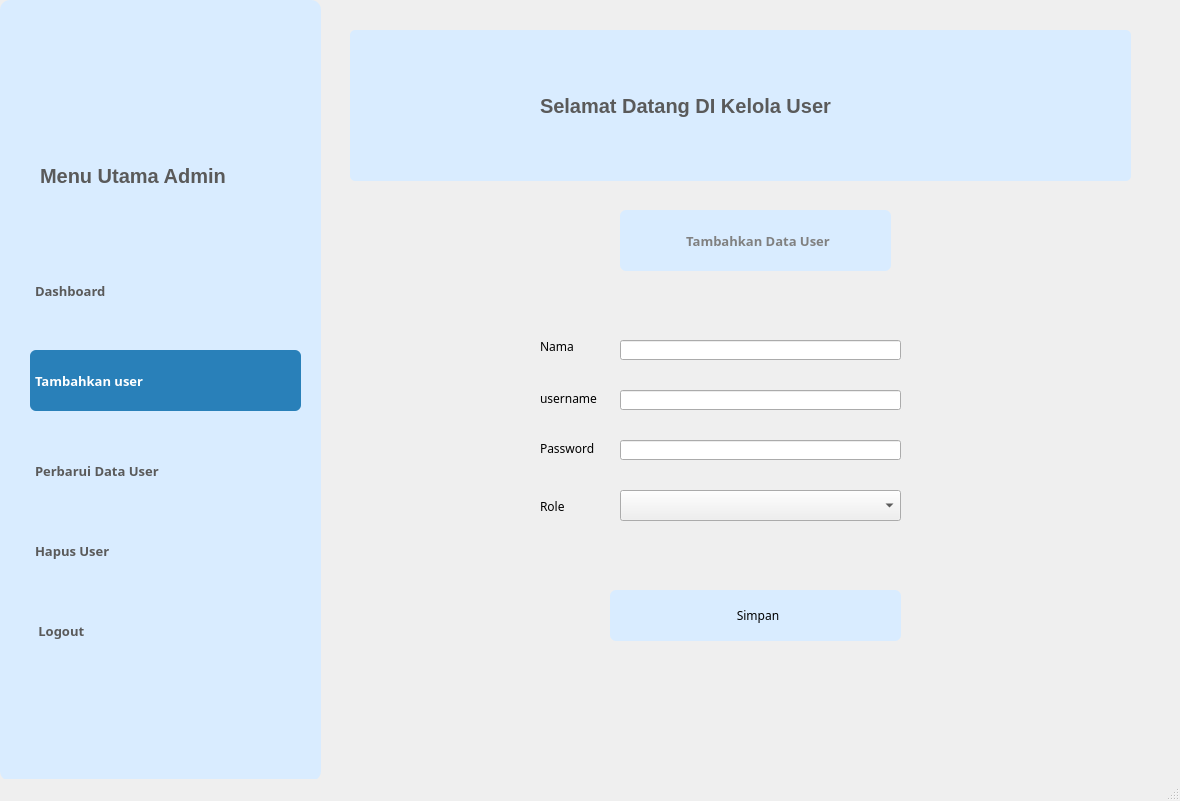
Above: insert_user.ui from yssrl/penyewaan_console_python before the change. Below: the same form after it.
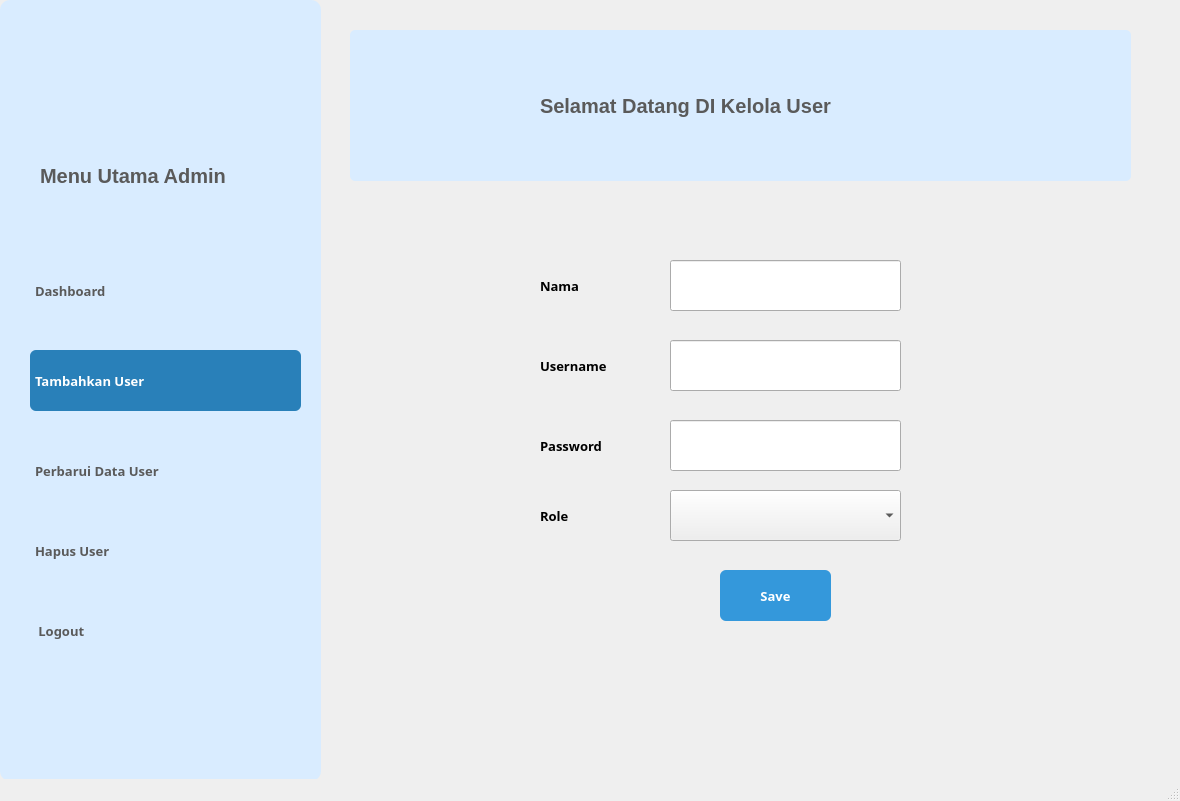
That is the form after the change. Icons and pictures are not drawn.

Commit message: update dashboard_admin, dengan mengubah file CRUD .ui nya, dan menambah file .py untuk dashboard_admin sekaligus menambahkan fitur bolak-balik menu.

The edit to the form file:
```diff
--- a/insert_user.ui
+++ b/insert_user.ui
@@ -135,7 +135,7 @@
 </string>
      </property>
      <property name="text">
-      <string>Tambahkan user</string>
+      <string>Tambahkan User</string>
      </property>
      <property name="icon">
       <iconset>
@@ -371,38 +371,139 @@
      </property>
     </widget>
    </widget>
-   <widget class="QLabel" name="label_username">
+   <widget class="QComboBox" name="comboBox_pilihRole">
     <property name="geometry">
      <rect>
-      <x>540</x>
-      <y>390</y>
-      <width>61</width>
-      <height>16</height>
-     </rect>
-    </property>
-    <property name="text">
-     <string>username</string>
-    </property>
-   </widget>
-   <widget class="QComboBox" name="comboBox_pilihKategori">
-    <property name="geometry">
-     <rect>
-      <x>620</x>
+      <x>670</x>
       <y>490</y>
-      <width>281</width>
+      <width>231</width>
+      <height>51</height>
+     </rect>
+    </property>
+   </widget>
+   <widget class="QLineEdit" name="lineEdit_password">
+    <property name="geometry">
+     <rect>
+      <x>670</x>
+      <y>420</y>
+      <width>231</width>
+      <height>51</height>
+     </rect>
+    </property>
+   </widget>
+   <widget class="QLabel" name="label_username">
+    <property name="geometry">
+     <rect>
+      <x>540</x>
+      <y>350</y>
+      <width>131</width>
       <height>31</height>
      </rect>
+    </property>
+    <property name="font">
+     <font>
+      <family>Mongolian Baiti</family>
+      <pointsize>10</pointsize>
+      <weight>75</weight>
+      <bold>true</bold>
+     </font>
+    </property>
+    <property name="text">
+     <string>Username</string>
+    </property>
+   </widget>
+   <widget class="QPushButton" name="pushButton_simpan">
+    <property name="geometry">
+     <rect>
+      <x>720</x>
+      <y>570</y>
+      <width>111</width>
+      <height>51</height>
+     </rect>
+    </property>
+    <property name="font">
+     <font>
+      <family>Mongolian Baiti</family>
+      <pointsize>10</pointsize>
+      <weight>75</weight>
+      <bold>true</bold>
+      <kerning>false</kerning>
+     </font>
+    </property>
+    <property name="styleSheet">
+     <string notr="true">QPushButton {
+    background-color: #3498db;   
+	color: white; 
+	border-radius: 6px;            
+}
+
+QPushButton:hover {
+    background-color: #2980b9;   
+}
+
+QPushButton:pressed {
+    background-color: #1c6690;  
+}
+</string>
+    </property>
+    <property name="text">
+     <string>Save</string>
+    </property>
+    <property name="default">
+     <bool>false</bool>
+    </property>
+    <property name="flat">
+     <bool>false</bool>
+    </property>
+   </widget>
+   <widget class="QLineEdit" name="lineEdit_nama">
+    <property name="geometry">
+     <rect>
+      <x>670</x>
+      <y>260</y>
+      <width>231</width>
+      <height>51</height>
+     </rect>
+    </property>
+   </widget>
+   <widget class="QLabel" name="label_password">
+    <property name="geometry">
+     <rect>
+      <x>540</x>
+      <y>430</y>
+      <width>131</width>
+      <height>31</height>
+     </rect>
+    </property>
+    <property name="font">
+     <font>
+      <family>Mongolian Baiti</family>
+      <pointsize>10</pointsize>
+      <weight>75</weight>
+      <bold>true</bold>
+     </font>
+    </property>
+    <property name="text">
+     <string>Password</string>
     </property>
    </widget>
    <widget class="QLabel" name="label_nama">
     <property name="geometry">
      <rect>
       <x>540</x>
-      <y>340</y>
-      <width>47</width>
-      <height>13</height>
+      <y>270</y>
+      <width>81</width>
+      <height>31</height>
      </rect>
     </property>
+    <property name="font">
+     <font>
+      <family>Mongolian Baiti</family>
+      <pointsize>10</pointsize>
+      <weight>75</weight>
+      <bold>true</bold>
+     </font>
+    </property>
     <property name="text">
      <string>Nama</string>
     </property>
@@ -410,139 +511,34 @@
    <widget class="QLineEdit" name="lineEdit_isiUsername">
     <property name="geometry">
      <rect>
-      <x>620</x>
-      <y>390</y>
-      <width>281</width>
-      <height>20</height>
-     </rect>
-    </property>
-   </widget>
-   <widget class="QPushButton" name="pushButton_simpan">
-    <property name="geometry">
-     <rect>
-      <x>610</x>
-      <y>590</y>
-      <width>291</width>
+      <x>670</x>
+      <y>340</y>
+      <width>231</width>
       <height>51</height>
      </rect>
     </property>
-    <property name="styleSheet">
-     <string notr="true">QPushButton {
-    background-color: #d9ecff;   
-	color: black; 
-	border-radius: 6px;            
-}
-
-
-QPushButton {
-    text-align: center;
-    vertical-align: middle; 
-    padding-left: 5px; 
-}
-
-</string>
-    </property>
-    <property name="text">
-     <string>Simpan</string>
-    </property>
    </widget>
    <widget class="QLabel" name="label_level">
     <property name="geometry">
      <rect>
       <x>540</x>
       <y>500</y>
-      <width>47</width>
-      <height>13</height>
+      <width>131</width>
+      <height>31</height>
      </rect>
     </property>
+    <property name="font">
+     <font>
+      <family>Mongolian Baiti</family>
+      <pointsize>10</pointsize>
+      <weight>75</weight>
+      <bold>true</bold>
+     </font>
+    </property>
     <property name="text">
      <string>Role</string>
     </property>
    </widget>
-   <widget class="QLineEdit" name="lineEdit_Nama">
-    <property name="geometry">
-     <rect>
-      <x>620</x>
-      <y>340</y>
-      <width>281</width>
-      <height>20</height>
-     </rect>
-    </property>
-   </widget>
-   <widget class="QLineEdit" name="lineEdit_isiPassword">
-    <property name="geometry">
-     <rect>
-      <x>620</x>
-      <y>440</y>
-      <width>281</width>
-      <height>20</height>
-     </rect>
-    </property>
-   </widget>
-   <widget class="QLabel" name="label_password">
-    <property name="geometry">
-     <rect>
-      <x>540</x>
-      <y>440</y>
-      <width>61</width>
-      <height>16</height>
-     </rect>
-    </property>
-    <property name="text">
-     <string>Password</string>
-    </property>
-   </widget>
-   <widget class="QPushButton" name="pushButton_2">
-    <property name="enabled">
-     <bool>true</bool>
-    </property>
-    <property name="geometry">
-     <rect>
-      <x>620</x>
-      <y>210</y>
-      <width>271</width>
-      <height>61</height>
-     </rect>
-    </property>
-    <property name="font">
-     <font>
-      <family>Microsoft New Tai Lue</family>
-      <pointsize>10</pointsize>
-      <weight>75</weight>
-      <bold>true</bold>
-     </font>
-    </property>
-    <property name="contextMenuPolicy">
-     <enum>Qt::DefaultContextMenu</enum>
-    </property>
-    <property name="layoutDirection">
-     <enum>Qt::LeftToRight</enum>
-    </property>
-    <property name="styleSheet">
-     <string notr="true">QPushButton {
-    background-color: #d9ecff;
-	color: grey; 
-	border-radius: 6px;         
-}
-
-QPushButton {
-    text-align: center;
-    vertical-align: middle; 
-    padding-left: 5px; 
-}
-</string>
-    </property>
-    <property name="text">
-     <string>Tambahkan Data User</string>
-    </property>
-    <property name="icon">
-     <iconset>
-      <normaloff>C:/Users/ASUS/Downloads/dashboard.png</normaloff>C:/Users/ASUS/Downloads/dashboard.png</iconset>
-    </property>
-    <property name="autoDefault">
-     <bool>false</bool>
-    </property>
-   </widget>
   </widget>
   <widget class="QMenuBar" name="menubar">
    <property name="geometry">
```
Left out of the diff: 14 changed lines with no effect on the pictures. The commit also changes 5 other files.
